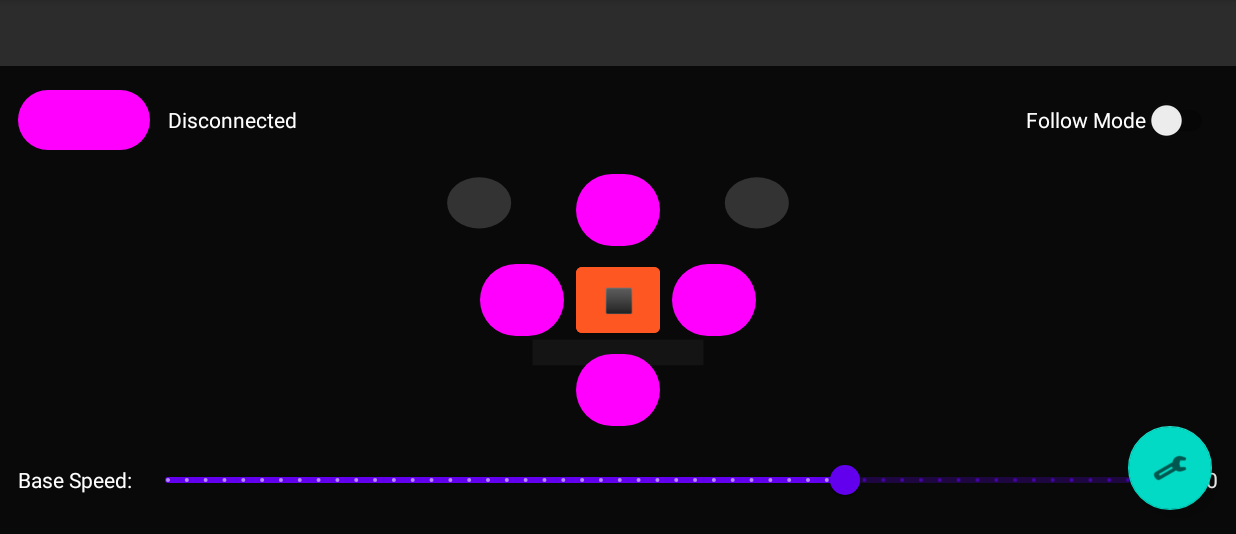
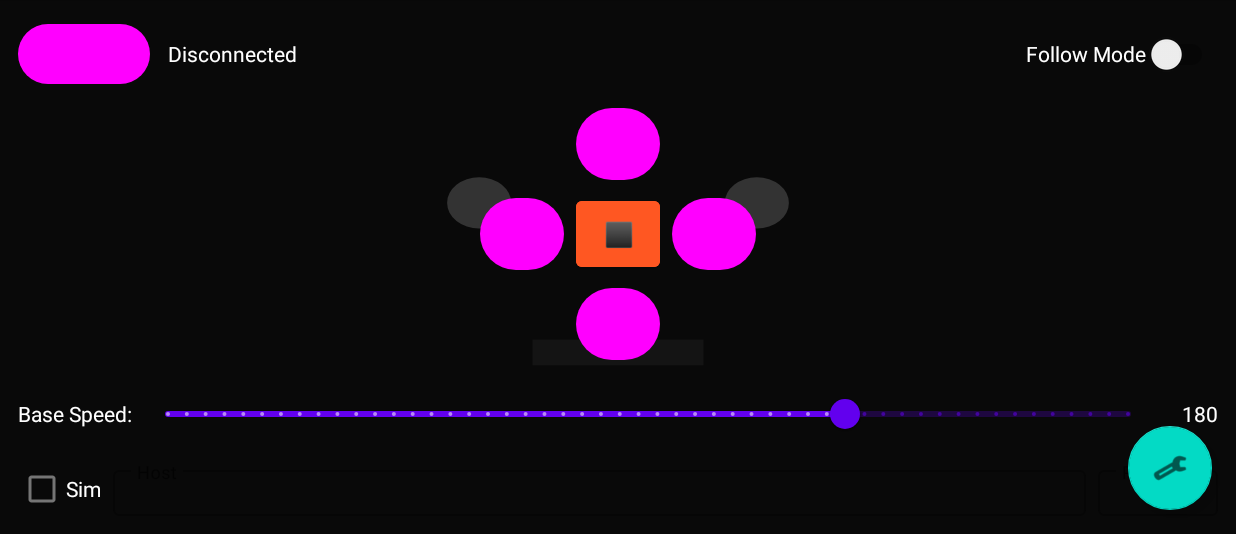
Before and after one commit to nidhishmg/devv, an Android app: the screen it shows after launch (MainActivity), after a tap on "Toggle controls", on a phone screen of 824 x 412 dp (held sideways), the part 84-618 px from its top. Run offline under Robolectric (Android 15) with nearby library versions, the phone set to English and light mode, and no system bars; libraries missing offline, so code that uses them is left out: androidx.camera.core, androidx.camera.lifecycle, androidx.camera.view, com.google.mlkit.vision, org.vosk; plain views replace PreviewView; 3 statements that could not run were skipped.

Commit message:
Show WiFi network settings in control panel

```diff
--- a/app/src/main/res/layout/activity_main.xml
+++ b/app/src/main/res/layout/activity_main.xml
@@ -160,14 +160,14 @@
                 android:gravity="end" />
         </LinearLayout>
 
-        <!-- Network Settings (Collapsed by default) -->
+        <!-- Network Settings -->
         <LinearLayout
             android:id="@+id/networkSettings"
             android:layout_width="match_parent"
             android:layout_height="wrap_content"
             android:orientation="horizontal"
             android:layout_marginTop="8dp"
-            android:visibility="gone">
+            android:gravity="center_vertical">
 
             <CheckBox
                 android:id="@+id/cbWifiSim"
```
